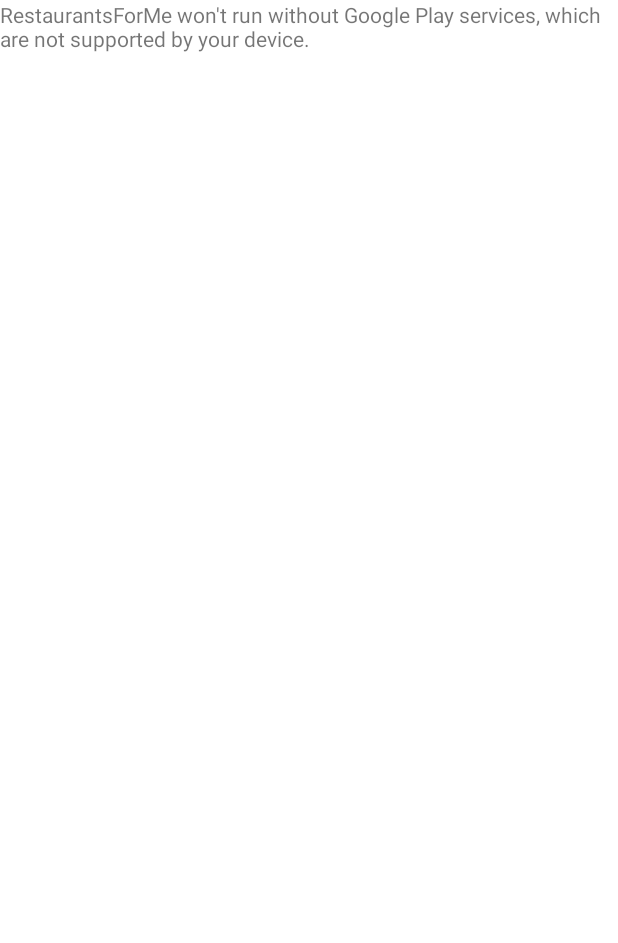
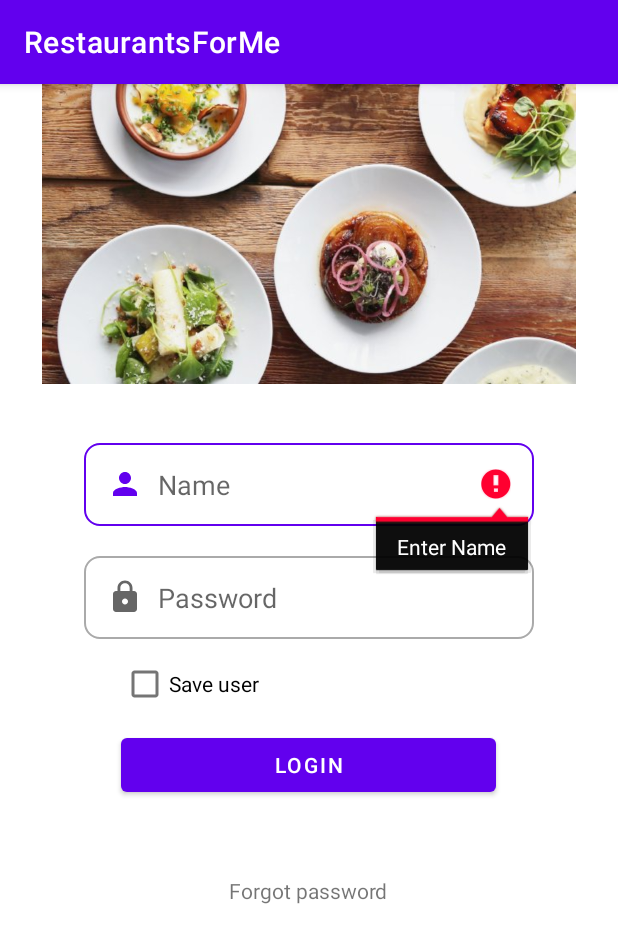
Before and after one commit to mourad244/RestaurantsForMe, an Android app: the screen it shows after launch (MapsActivity before the commit, MainActivity after it), on a phone screen of 412 x 824 dp. Shown: the top 943 px of the screen. Run offline under Robolectric (Android 15) with nearby library versions, the phone set to English and light mode, and no system bars; our stand-ins replace ButterKnife.

Commit message:
add files

```diff
--- a/app/build.gradle
+++ b/app/build.gradle
@@ -37,4 +37,6 @@
     testImplementation 'junit:junit:4.+'
     androidTestImplementation 'androidx.test.ext:junit:1.1.2'
     androidTestImplementation 'androidx.test.espresso:espresso-core:3.3.0'
+    implementation group: 'com.jakewharton', name: 'butterknife', version: '10.2.3'
+    annotationProcessor 'com.jakewharton:butterknife-compiler:10.2.3'
 }
--- a/app/src/main/AndroidManifest.xml
+++ b/app/src/main/AndroidManifest.xml
@@ -28,9 +28,10 @@
             android:name="com.google.android.geo.API_KEY"
             android:value="@string/google_maps_key" />
 
+        <activity android:name=".SecondActivity"/>
+        <activity android:name=".MapsActivity"/>
         <activity
-            android:name=".MapsActivity"
-            android:label="@string/title_activity_maps">
+            android:name=".MainActivity">
             <intent-filter>
                 <action android:name="android.intent.action.MAIN" />
 
--- /dev/null
+++ b/app/src/main/java/com/hfad/restaurantsforme/MainActivity.java
@@ -0,0 +1,89 @@
+package com.hfad.restaurantsforme;
+
+import androidx.appcompat.app.AppCompatActivity;
+
+import android.content.Intent;
+import android.content.SharedPreferences;
+import android.os.Bundle;
+import android.view.View;
+import android.widget.CheckBox;
+import android.widget.EditText;
+import android.widget.TextView;
+import android.widget.Toast;
+
+import butterknife.BindView;
+import butterknife.ButterKnife;
+import butterknife.OnClick;
+
+public class MainActivity extends AppCompatActivity {
+    public static String  PREFS_NAME="mypre";
+    public static String PREF_USERNAME="username";
+    public static String PREF_PASSWORD="password";
+
+    @BindView(R.id.sName)
+    EditText Name;
+    @BindView(R.id.sPassword)
+    EditText Password;
+    @BindView(R.id.msgError)
+    TextView messageError;
+    /*@BindView(R.id.btnLogin) Button connecter;*/
+
+    @Override
+    protected void onCreate(Bundle savedInstanceState) {
+
+        super.onCreate(savedInstanceState);
+        setContentView(R.layout.activity_main);
+        ButterKnife.bind(this);
+        loadData();
+
+        /*Name = (EditText)findViewById(R.id.sName);
+        Password = (EditText)findViewById(R.id.sPassword);
+        connecter = (Button)findViewById(R.id.btnLogin);*/
+    }
+
+    @OnClick(R.id.btnLogin)
+    public void onClick(View v) {
+        validate(Name.getText().toString(), Password.getText().toString());
+    }
+
+    private void  validate(String userName, String userPassword) {
+        String username="mourad244";
+        String password="1234";
+        if ((userName.equals(username) && (userPassword.equals(password)))){
+            CheckBox ch=(CheckBox)findViewById(R.id.ch_rememberme);
+            if(ch.isChecked())
+                rememberMe(username,password); //save username and password
+            //show logout activity
+
+            Intent  intent =new Intent(MainActivity.this, SecondActivity.class);
+            startActivity(intent);
+        }
+
+        else if (Name.getText().toString().trim().equals("")){
+            Name.setError("Enter Name");
+        }
+
+        else if (Password.getText().toString().trim().equals("")) {
+            Password.setError("Enter Password");
+        }
+
+        else messageError.setVisibility(View.VISIBLE);
+    }
+
+
+
+    public void rememberMe(String user, String password){
+        //save username and password in SharedPreferences
+        getSharedPreferences(PREFS_NAME,MODE_PRIVATE)
+                .edit()
+                .putString(PREF_USERNAME,user)
+                .putString(PREF_PASSWORD,password)
+                .apply();
+    }
+    public void loadData(){
+        Name.setText(getSharedPreferences(PREFS_NAME,MODE_PRIVATE).getString(PREF_USERNAME,""));
+        Password.setText(getSharedPreferences(PREFS_NAME,MODE_PRIVATE).getString(PREF_PASSWORD,""));
+        if(Name!=null && Password!=null)
+            validate(Name.getText().toString(),Password.getText().toString());
+    }
+}
--- /dev/null
+++ b/app/src/main/java/com/hfad/restaurantsforme/SecondActivity.java
@@ -0,0 +1,37 @@
+package com.hfad.restaurantsforme;
+
+import androidx.appcompat.app.AppCompatActivity;
+
+import android.content.Intent;
+import android.content.SharedPreferences;
+import android.os.Bundle;
+import android.view.View;
+import android.widget.AdapterView;
+import android.widget.ListView;
+import android.widget.TextView;
+
+import java.util.ArrayList;
+
+import butterknife.BindView;
+import butterknife.ButterKnife;
+public class SecondActivity extends AppCompatActivity {
+    public static String  PREFS_NAME="mypre";
+
+    String user;
+
+    @Override
+    protected void onCreate(Bundle savedInstanceState) {
+        super.onCreate(savedInstanceState);
+        setContentView(R.layout.activity_second);
+    }
+    public void logout(View view){
+        SharedPreferences sharedPrefs =getSharedPreferences(PREFS_NAME,MODE_PRIVATE);
+        SharedPreferences.Editor editor = sharedPrefs.edit();
+        editor.clear();
+        editor.apply();
+        user="";
+        //show login form
+        Intent intent=new Intent(this, MainActivity.class);
+        startActivity(intent);
+    }
+}
--- /dev/null
+++ b/app/src/main/res/drawable-v24/custom_input.xml
@@ -0,0 +1,25 @@
+<?xml version="1.0" encoding="utf-8"?>
+<selector xmlns:android="http://schemas.android.com/apk/res/android">
+        <item android:state_enabled="true" android:state_focused="true">
+            <shape android:shape="rectangle">
+                <solid android:color="@android:color/white"/>
+                <corners android:radius="10dp"/>
+                <stroke android:color="@color/purple_500" android:width="1dp"/>
+
+            </shape>
+
+
+        </item>
+
+    <item android:state_enabled="true" >
+        <shape android:shape="rectangle">
+            <solid android:color="@android:color/white"/>
+            <corners android:radius="10dp"/>
+            <stroke android:color="@android:color/darker_gray" android:width="1dp"/>
+
+        </shape>
+
+
+    </item>
+
+</selector>
--- /dev/null
+++ b/app/src/main/res/drawable-v24/custom_lock_ic.xml
@@ -0,0 +1,7 @@
+<?xml version="1.0" encoding="utf-8"?>
+<selector xmlns:android="http://schemas.android.com/apk/res/android">
+
+
+    <item android:state_focused="true" android:drawable="@drawable/ic_lock_focus"/>
+    <item android:state_focused="false" android:drawable="@drawable/ic_baseline_lock_24"/>
+</selector>
--- /dev/null
+++ b/app/src/main/res/drawable-v24/custom_person_ic.xml
@@ -0,0 +1,7 @@
+<?xml version="1.0" encoding="utf-8"?>
+<selector xmlns:android="http://schemas.android.com/apk/res/android">
+
+
+    <item android:state_focused="true" android:drawable="@drawable/ic_person_focus"/>
+    <item android:state_focused="false" android:drawable="@drawable/ic_baseline_person_24"/>
+</selector>
--- /dev/null
+++ b/app/src/main/res/drawable-v24/ic_baseline_lock_24.xml
@@ -0,0 +1,10 @@
+<vector xmlns:android="http://schemas.android.com/apk/res/android"
+    android:width="24dp"
+    android:height="24dp"
+    android:viewportWidth="24"
+    android:viewportHeight="24"
+    android:tint="?attr/colorControlNormal">
+  <path
+      android:fillColor="@android:color/darker_gray"
+      android:pathData="M18,8h-1L17,6c0,-2.76 -2.24,-5 -5,-5S7,3.24 7,6v2L6,8c-1.1,0 -2,0.9 -2,2v10c0,1.1 0.9,2 2,2h12c1.1,0 2,-0.9 2,-2L20,10c0,-1.1 -0.9,-2 -2,-2zM12,17c-1.1,0 -2,-0.9 -2,-2s0.9,-2 2,-2 2,0.9 2,2 -0.9,2 -2,2zM15.1,8L8.9,8L8.9,6c0,-1.71 1.39,-3.1 3.1,-3.1 1.71,0 3.1,1.39 3.1,3.1v2z"/>
+</vector>
--- /dev/null
+++ b/app/src/main/res/drawable-v24/ic_baseline_person_24.xml
@@ -0,0 +1,11 @@
+<vector xmlns:android="http://schemas.android.com/apk/res/android"
+    android:width="24dp"
+    android:height="24dp"
+    android:viewportWidth="24"
+    android:viewportHeight="24"
+    android:tint="?attr/colorControlNormal">
+  <path
+      android:fillColor="@android:color/darker_gray"
+      android:pathData="M12,12c2.21,0 4,-1.79 4,-4s-1.79,-4 -4,-4 -4,1.79 -4,4 1.79,4 4,4zM12,14c-2.67,0 -8,1.34 -8,4v2h16v-2c0,-2.66 -5.33,-4 -8,-4z"/>
+
+</vector>
--- /dev/null
+++ b/app/src/main/res/drawable-v24/ic_lock_focus.xml
@@ -0,0 +1,9 @@
+<vector xmlns:android="http://schemas.android.com/apk/res/android"
+    android:width="24dp"
+    android:height="24dp"
+    android:viewportWidth="24"
+    android:viewportHeight="24">
+  <path
+      android:fillColor="@color/purple_500"
+      android:pathData="M18,8h-1L17,6c0,-2.76 -2.24,-5 -5,-5S7,3.24 7,6v2L6,8c-1.1,0 -2,0.9 -2,2v10c0,1.1 0.9,2 2,2h12c1.1,0 2,-0.9 2,-2L20,10c0,-1.1 -0.9,-2 -2,-2zM12,17c-1.1,0 -2,-0.9 -2,-2s0.9,-2 2,-2 2,0.9 2,2 -0.9,2 -2,2zM15.1,8L8.9,8L8.9,6c0,-1.71 1.39,-3.1 3.1,-3.1 1.71,0 3.1,1.39 3.1,3.1v2z"/>
+</vector>
--- /dev/null
+++ b/app/src/main/res/drawable-v24/ic_person_focus.xml
@@ -0,0 +1,11 @@
+<vector xmlns:android="http://schemas.android.com/apk/res/android"
+    android:width="24dp"
+    android:height="24dp"
+    android:viewportWidth="24"
+    android:viewportHeight="24">
+
+  <path
+      android:fillColor="@color/purple_500"
+      android:pathData="M12,12c2.21,0 4,-1.79 4,-4s-1.79,-4 -4,-4 -4,1.79 -4,4 1.79,4 4,4zM12,14c-2.67,0 -8,1.34 -8,4v2h16v-2c0,-2.66 -5.33,-4 -8,-4z"/>
+
+</vector>
--- /dev/null
+++ b/app/src/main/res/layout/activity_main.xml
@@ -0,0 +1,96 @@
+<?xml version="1.0" encoding="utf-8"?>
+<LinearLayout xmlns:android="http://schemas.android.com/apk/res/android"
+    xmlns:app="http://schemas.android.com/apk/res-auto"
+    xmlns:tools="http://schemas.android.com/tools"
+    android:orientation="vertical"
+    android:layout_width="match_parent"
+    android:layout_height="match_parent"
+    tools:context=".MainActivity">
+
+
+    <ImageView
+        android:id="@+id/imageView2"
+        android:layout_width="match_parent"
+        android:layout_height="200dp"
+        app:srcCompat="@drawable/icon_restau" />
+
+
+    <TextView
+        android:id="@+id/msgError"
+        android:layout_width="300dp"
+        android:layout_height="wrap_content"
+        android:layout_gravity="center"
+        android:layout_marginTop="10dp"
+        android:gravity="center"
+        android:visibility="invisible"
+        android:text="@string/erreur"
+        android:textColor="#FD0000" />
+
+
+    <EditText
+        android:id="@+id/sName"
+        android:layout_width="300dp"
+        android:layout_height="wrap_content"
+        android:layout_gravity="center"
+        android:layout_marginTop="10dp"
+        android:ems="10"
+        android:hint="@string/nom"
+        android:drawableLeft="@drawable/ic_baseline_person_24"
+        android:drawablePadding="10dp"
+        android:padding="15dp"
+        android:drawableStart="@drawable/custom_person_ic"
+        android:background="@drawable/custom_input"
+        android:inputType="textPersonName"
+        />
+
+    <EditText
+        android:id="@+id/sPassword"
+        android:layout_width="300dp"
+        android:layout_height="wrap_content"
+        android:layout_gravity="center"
+        android:layout_marginTop="20dp"
+        android:ems="10"
+        android:hint="@string/password"
+        android:drawablePadding="10dp"
+        android:drawableStart="@drawable/custom_lock_ic"
+        android:background="@drawable/custom_input"
+        android:padding="15dp"
+        android:drawableLeft="@drawable/ic_baseline_lock_24"
+        android:inputType="textPassword"
+        />
+
+
+    <CheckBox
+        android:id="@+id/ch_rememberme"
+        android:layout_width="250dp"
+        android:layout_height="40dp"
+        android:layout_gravity="center"
+        android:layout_marginTop="10dp"
+
+        android:text="@string/saveUser" />
+
+    <Button
+        android:id="@+id/btnLogin"
+        android:layout_width="250dp"
+        android:layout_height="wrap_content"
+        android:layout_gravity="center"
+        android:text="@string/btnLog"
+        android:layout_marginTop="10dp"
+
+
+
+        />
+
+    <TextView
+        android:id="@+id/textView"
+        android:layout_width="wrap_content"
+        android:layout_height="wrap_content"
+        android:layout_gravity="center"
+        android:layout_marginTop="50dp"
+        android:autoLink="all"
+        android:text="@string/forgotpass" />
+
+
+
+
+</LinearLayout>
--- /dev/null
+++ b/app/src/main/res/layout/activity_second.xml
@@ -0,0 +1,27 @@
+<?xml version="1.0" encoding="utf-8"?>
+<LinearLayout xmlns:android="http://schemas.android.com/apk/res/android"
+    xmlns:app="http://schemas.android.com/apk/res-auto"
+    xmlns:tools="http://schemas.android.com/tools"
+    android:layout_width="match_parent"
+    android:layout_height="match_parent"
+    android:orientation="vertical"
+    tools:context=".SecondActivity"
+    >
+    <Button
+        android:id="@+id/btlogout"
+        android:layout_width="wrap_content"
+        android:layout_height="wrap_content"
+        android:layout_marginLeft="260dp"
+        android:onClick="logout"
+        android:text="Log out"
+        android:layout_below="@+id/txtuser"
+        />
+    <TextView
+        android:id="@+id/txtuser"
+        android:layout_width="wrap_content"
+        android:layout_height="wrap_content"
+        android:layout_marginBottom="20dip"
+        />
+
+
+</LinearLayout>
--- a/app/src/main/res/values/strings.xml
+++ b/app/src/main/res/values/strings.xml
@@ -1,4 +1,11 @@
 <resources>
     <string name="app_name">RestaurantsForMe</string>
+    <string name="erreur">Check your Name &amp; Passwor</string>
+
     <string name="title_activity_maps">Map</string>
+    <string name="forgotpass">Forgot password</string>
+    <string name="saveUser">Save user</string>
+    <string name="btnLog">LOGIN</string>
+    <string name="password">Password</string>
+    <string name="nom">Name</string>
 </resources>
```
Also changed, not shown: app/src/main/res/drawable/icon_restau.jpeg (added), gradle/wrapper/gradle-wrapper.properties.
